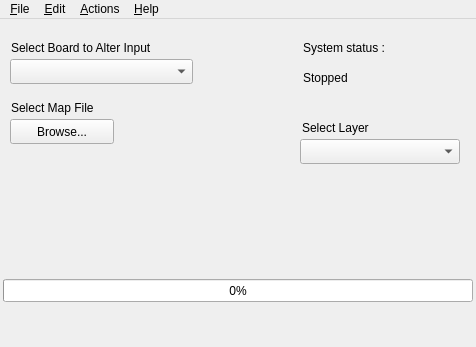
Before: the Qt Designer form KBD/mainwindow.ui in D7R103/KBD, drawn with Qt 5.
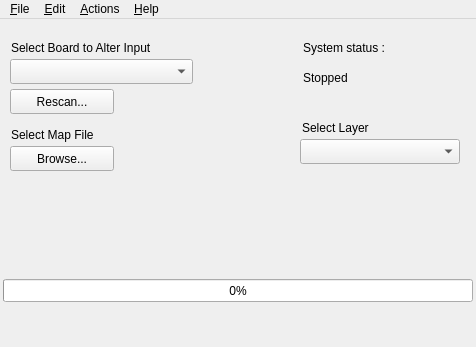
After: the same form once the commit is applied.

What changed in the file:
```diff
--- a/KBD/mainwindow.ui
+++ b/KBD/mainwindow.ui
@@ -43,7 +43,7 @@
     <property name="geometry">
      <rect>
       <x>11</x>
-      <y>80</y>
+      <y>107</y>
       <width>110</width>
       <height>17</height>
      </rect>
@@ -82,7 +82,7 @@
     <property name="geometry">
      <rect>
       <x>10</x>
-      <y>100</y>
+      <y>127</y>
       <width>104</width>
       <height>25</height>
      </rect>
@@ -150,7 +150,7 @@
     <property name="geometry">
      <rect>
       <x>10</x>
-      <y>130</y>
+      <y>156</y>
       <width>111</width>
       <height>17</height>
      </rect>
@@ -159,6 +159,35 @@
      <string/>
     </property>
    </widget>
+   <widget class="QPushButton" name="btn_forcerescan">
+    <property name="geometry">
+     <rect>
+      <x>10</x>
+      <y>70</y>
+      <width>104</width>
+      <height>25</height>
+     </rect>
+    </property>
+    <property name="cursor">
+     <cursorShape>PointingHandCursor</cursorShape>
+    </property>
+    <property name="text">
+     <string>Rescan...</string>
+    </property>
+   </widget>
+   <widget class="QLabel" name="lbl_barstatus">
+    <property name="geometry">
+     <rect>
+      <x>0</x>
+      <y>290</y>
+      <width>241</width>
+      <height>17</height>
+     </rect>
+    </property>
+    <property name="text">
+     <string/>
+    </property>
+   </widget>
   </widget>
   <widget class="QMenuBar" name="menuBar">
    <property name="geometry">
```
Left out of the diff: 19 changed lines with no effect on the pictures.
